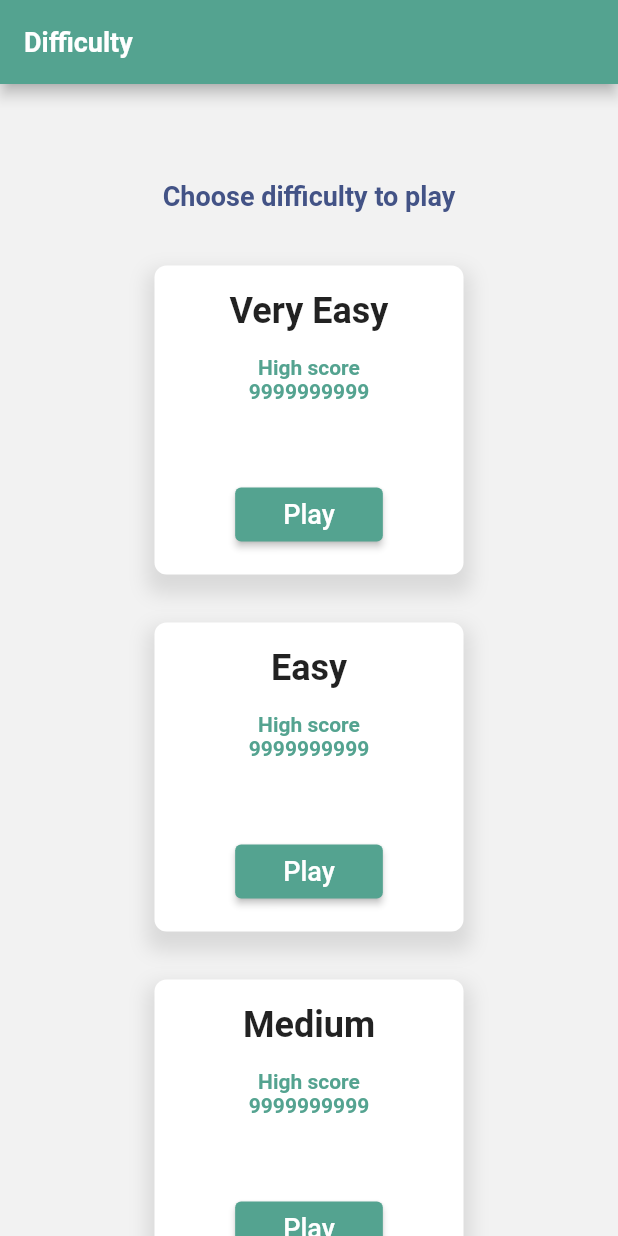
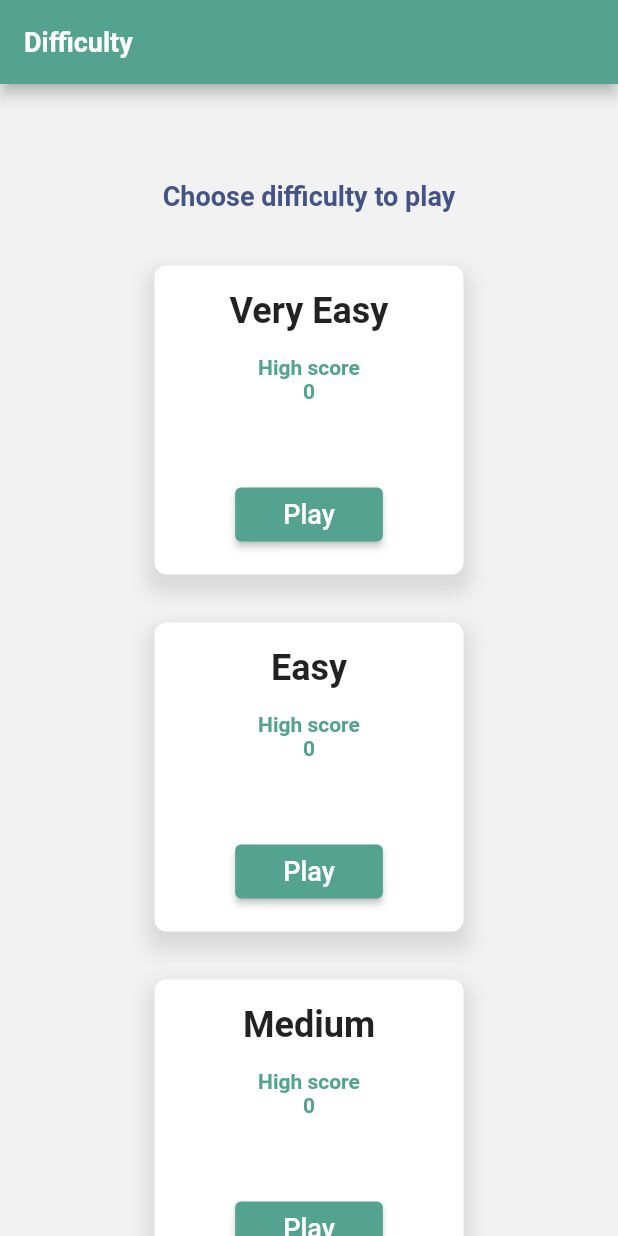
Before and after one commit to TheTarius26/cannacal, a Flutter app: the screen it shows after launch, on a phone screen of 412 x 824 dp. Run offline on Flutter 3.47's test engine with Material 2 defaults, Android fonts, the light colour scheme and no system bars; our stand-ins replace get, google_fonts, hive_flutter; accounts and stored records are empty.

Commit message:
displaying highscore in difficulty page

```diff
--- a/lib/app/data/model/game_setting.dart
+++ b/lib/app/data/model/difficulty.dart
@@ -1,56 +1,53 @@
-class GameSetting {
+class Difficulty {
   String title;
   int lives;
   int matrix;
   int point;
   int duration;
+  int highScore;
 
-  GameSetting({
+  Difficulty({
     this.title = '',
     this.lives = 0,
     this.matrix = 0,
     this.point = 0,
     this.duration = 0,
+    this.highScore = 0,
   });
 
-  factory GameSetting.veryEasy() => GameSetting(
+  factory Difficulty.veryEasy({int highScore = 0}) => Difficulty(
         title: 'Very Easy',
         lives: 0,
         matrix: 2,
         point: 10,
         duration: 5,
+        highScore: highScore,
       );
 
-  factory GameSetting.easy() => GameSetting(
+  factory Difficulty.easy({int highScore = 0}) => Difficulty(
         title: 'Easy',
         lives: 5,
         matrix: 3,
         point: 100,
         duration: 180,
+        highScore: highScore,
       );
 
-  factory GameSetting.medium() => GameSetting(
+  factory Difficulty.medium({int highScore = 0}) => Difficulty(
         title: 'Medium',
         lives: 3,
         matrix: 4,
         point: 500,
         duration: 120,
+        highScore: highScore,
       );
 
-  factory GameSetting.hard() => GameSetting(
+  factory Difficulty.hard({int highScore = 0}) => Difficulty(
         title: 'Hard',
         lives: 3,
         matrix: 5,
         point: 1000,
         duration: 300,
+        highScore: highScore,
       );
-
-  static List<GameSetting> getListGameSetting() {
-    return [
-      GameSetting.veryEasy(),
-      GameSetting.easy(),
-      GameSetting.medium(),
-      GameSetting.hard(),
-    ];
-  }
 }
--- /dev/null
+++ b/lib/app/data/repo/difficulty_repository.dart
@@ -0,0 +1,12 @@
+import 'package:cannacal/app/data/model/difficulty.dart';
+import 'package:cannacal/app/data/provider/local/difficulty_provider.dart';
+
+class DifficultyRepository {
+  final DifficultyProvider _difficultyProvider;
+  DifficultyRepository({required DifficultyProvider difficultyProvider})
+      : _difficultyProvider = difficultyProvider;
+
+  Future<List<Difficulty>> getListGameSetting() async {
+    return await _difficultyProvider.getListGameSetting();
+  }
+}
--- a/lib/app/modules/difficulty/controllers/difficulty_controller.dart
+++ b/lib/app/modules/difficulty/controllers/difficulty_controller.dart
@@ -1,14 +1,27 @@
-import 'package:cannacal/app/data/model/game_setting.dart';
+import 'package:cannacal/app/data/repo/difficulty_repository.dart';
 import 'package:cannacal/app/modules/difficulty/widgets/difficulty_item.dart';
 import 'package:get/get.dart';
 
 class DifficultyController extends GetxController {
-  List<DifficultyItem> difficultyList() {
-    final list = GameSetting.getListGameSetting();
-    return List.generate(
+  final DifficultyRepository _difficultyRepository;
+
+  DifficultyController({required DifficultyRepository difficultyRepository})
+      : _difficultyRepository = difficultyRepository;
+
+  final listDifficulty = <DifficultyItem>[].obs;
+
+  @override
+  void onReady() {
+    super.onReady();
+    getDifficultyList();
+  }
+
+  void getDifficultyList() async {
+    final list = await _difficultyRepository.getListGameSetting();
+    listDifficulty.value = List.generate(
       list.length,
       (index) => DifficultyItem(
-        highScore: '9999999999',
+        highScore: list[index].highScore.toString(),
         gameSetting: list[index],
       ),
     );
--- a/lib/app/modules/difficulty/views/difficulty_view.dart
+++ b/lib/app/modules/difficulty/views/difficulty_view.dart
@@ -26,7 +26,8 @@ class DifficultyView extends GetView<DifficultyController> {
           ),
         ),
         body: SingleChildScrollView(
-          child: Column(
+          child: Obx(
+            () => Column(
               children: [
                 const SizedBox(height: kPadding * 4),
                 Center(
@@ -40,8 +41,9 @@ class DifficultyView extends GetView<DifficultyController> {
                   ),
                 ),
                 const SizedBox(height: 20),
-              ...controller.difficultyList(),
+                ...controller.listDifficulty,
               ],
+            ),
           ),
         ),
       ),
--- a/lib/app/modules/difficulty/widgets/difficulty_item.dart
+++ b/lib/app/modules/difficulty/widgets/difficulty_item.dart
@@ -1,7 +1,7 @@
 import 'package:cannacal/app/core/theme/color_theme.dart';
 import 'package:cannacal/app/core/theme/text_theme.dart';
 import 'package:cannacal/app/core/utils/constant.dart';
-import 'package:cannacal/app/data/model/game_setting.dart';
+import 'package:cannacal/app/data/model/difficulty.dart';
 import 'package:cannacal/app/modules/difficulty/controllers/difficulty_controller.dart';
 import 'package:cannacal/app/routes/app_pages.dart';
 import 'package:flutter/material.dart';
@@ -15,7 +15,7 @@ class DifficultyItem extends GetView<DifficultyController> {
   }) : super(key: key);
 
   final String highScore;
-  final GameSetting gameSetting;
+  final Difficulty gameSetting;
 
   @override
   Widget build(BuildContext context) {
--- a/lib/app/modules/game/controllers/game_controller.dart
+++ b/lib/app/modules/game/controllers/game_controller.dart
@@ -1,7 +1,7 @@
 import 'dart:async';
 
 import 'package:cannacal/app/core/theme/color_theme.dart';
-import 'package:cannacal/app/data/model/game_setting.dart';
+import 'package:cannacal/app/data/model/difficulty.dart';
 import 'package:cannacal/app/data/model/option.dart';
 import 'package:cannacal/app/data/provider/local/option_provider.dart';
 import 'package:cannacal/app/data/repo/game_repository.dart';
@@ -24,7 +24,7 @@ class GameController extends GetxController {
   final isGameOver = false.obs;
 
   // Game preferences
-  final setting = GameSetting().obs;
+  final setting = Difficulty().obs;
   final lives = 0.obs;
   final matrix = 0.obs;
   final point = 0.obs;
```
Also changed, not shown: lib/app/data/model/high_score.dart (added, +10 -0 lines), lib/app/data/model/user.dart (deleted, +0 -15 lines), lib/app/data/provider/db/high_score_provider.dart (added, +38 -0 lines), lib/app/data/provider/db/user_provider.dart (deleted, +0 -33 lines), lib/app/data/provider/local/difficulty_provider.dart (added, +27 -0 lines), lib/app/data/repo/user_repository.dart (deleted, +0 -19 lines), lib/app/modules/difficulty/bindings/difficulty_binding.dart (+17 -1 lines), lib/app/modules/game/bindings/game_binding.dart (+7 -3 lines). Lines whose indentation alone changed are shown as unchanged.
